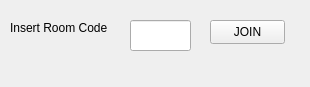
Before: the Qt Designer form Skribbl App/ClientGUI/joingame.ui in codralexandra/ProjectModernCpp-Particular-Science, drawn with Qt 5.
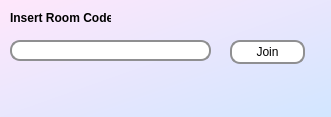
After: the same form once the commit is applied.

What changed in the file:
```diff
--- a/Skribbl App/ClientGUI/joingame.ui
+++ b/Skribbl App/ClientGUI/joingame.ui
@@ -6,22 +6,33 @@
    <rect>
     <x>0</x>
     <y>0</y>
-    <width>310</width>
-    <height>87</height>
+    <width>331</width>
+    <height>117</height>
    </rect>
   </property>
   <property name="windowTitle">
    <string>JoinGame</string>
   </property>
+  <property name="styleSheet">
+   <string notr="true">background: qlineargradient(spread:pad, x1:0, y1:0, x2:0.75, y2:0.79, stop:0 rgba(255, 190, 230, 255), stop:1 rgba(220, 217, 255, 255), x1:0, y1:0, x2:1, y2:1, stop:0 rgba(255, 231, 251, 255), stop:1 rgba(210, 230, 255, 255));</string>
+  </property>
   <widget class="QLabel" name="label">
    <property name="geometry">
     <rect>
      <x>10</x>
-     <y>20</y>
+     <y>10</y>
      <width>101</width>
      <height>16</height>
     </rect>
    </property>
+   <property name="font">
+    <font>
+     <bold>true</bold>
+    </font>
+   </property>
+   <property name="styleSheet">
+    <string notr="true">background : transparent</string>
+   </property>
    <property name="text">
     <string>Insert Room Code</string>
    </property>
@@ -29,25 +40,45 @@
   <widget class="QPushButton" name="joinGameButton">
    <property name="geometry">
     <rect>
-     <x>210</x>
-     <y>20</y>
+     <x>230</x>
+     <y>40</y>
      <width>75</width>
      <height>24</height>
     </rect>
    </property>
+   <property name="styleSheet">
+    <string notr="true">#joinGameButton {
+    background-color: white;
+    border: 2px solid #8f8f91;
+    border-radius: 10px;
+    padding: 5px 10px;
+}
+
+#joinGameButton:hover {
+    background-color: #d3d3d3;
+}
+
+#joinGameButton:pressed {
+    background-color: #a9a9a9; 
+    border: 2px solid #686868; 
+}</string>
+   </property>
    <property name="text">
-    <string>JOIN</string>
+    <string>Join</string>
    </property>
   </widget>
   <widget class="QLabel" name="errorMsg">
    <property name="geometry">
     <rect>
-     <x>50</x>
-     <y>60</y>
-     <width>191</width>
+     <x>10</x>
+     <y>80</y>
+     <width>301</width>
      <height>16</height>
     </rect>
    </property>
+   <property name="styleSheet">
+    <string notr="true">background : transparent</string>
+   </property>
    <property name="text">
     <string/>
    </property>
@@ -55,12 +86,24 @@
   <widget class="QLineEdit" name="insertRoomCode">
    <property name="geometry">
     <rect>
-     <x>130</x>
-     <y>20</y>
-     <width>61</width>
-     <height>31</height>
+     <x>10</x>
+     <y>40</y>
+     <width>201</width>
+     <height>21</height>
     </rect>
    </property>
+   <property name="styleSheet">
+    <string notr="true">#insertRoomCode {
+    background-color: white;
+    border: 2px solid #8f8f91;
+    border-radius: 10px;
+    padding: 2px 4px;
+}
+
+#insertRoomCode:focus {
+    border: 2px solid #4d90fe;
+}</string>
+   </property>
   </widget>
  </widget>
  <layoutdefault spacing="6" margin="11"/>
```
